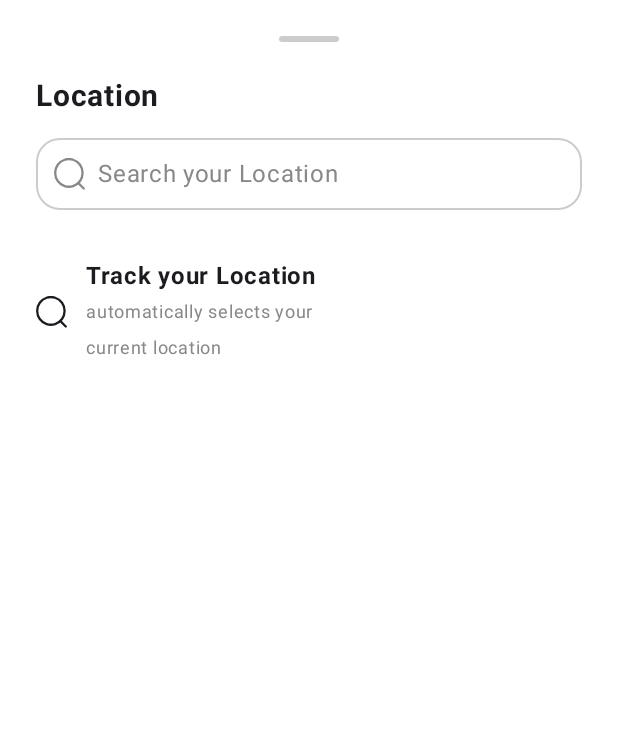
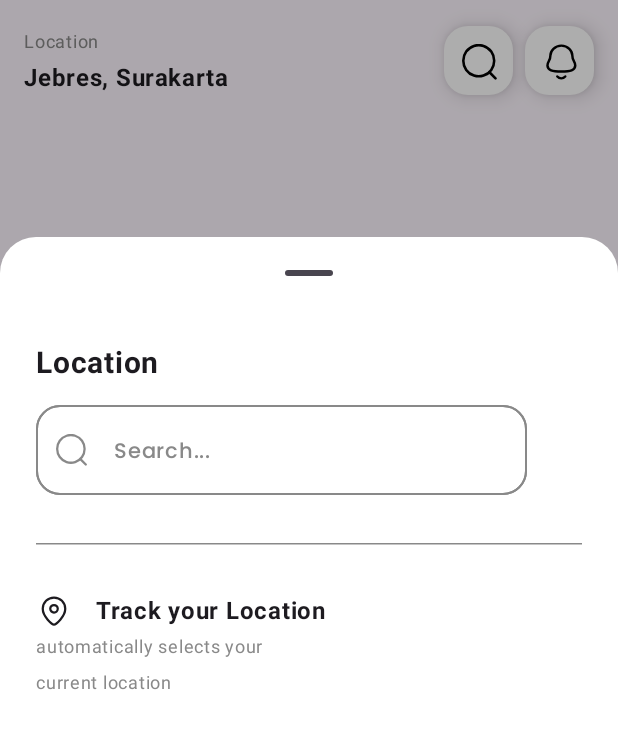
Before and after one commit to sofialaveihle/TP3-ORT-2025-Parcial, an Android app built with Jetpack Compose: the HomeScreen screen opened through its navigation route, after a tap on "Location", on a phone screen of 412 x 824 dp. Shown: the top 729 px of the screen. Run offline under Robolectric (Android 15) with nearby library versions, the phone set to English and light mode, and no system bars; our stand-ins replace Dagger/Hilt's generated code.

Commit message:
- Add location icon - Implement SearchBar composable - Integrate SearchBar and location selection bottom sheet in HomeScreen - Update MainViewModel to handle location selection and search text - Refactor LocationScreen to use MainViewModel and new SearchBar

```diff
--- a/app/src/main/java/ar/edu/ort/tp3_ort_2025_parcial/MainActivity.kt
+++ b/app/src/main/java/ar/edu/ort/tp3_ort_2025_parcial/MainActivity.kt
@@ -7,15 +7,16 @@ import androidx.activity.enableEdgeToEdge
 import androidx.compose.foundation.layout.padding
 import androidx.compose.material3.Scaffold
 import androidx.compose.ui.Modifier
+import androidx.lifecycle.viewmodel.compose.viewModel
 import androidx.navigation.compose.NavHost
 import androidx.navigation.compose.composable
 import androidx.navigation.compose.rememberNavController
 import ar.edu.ort.tp3_ort_2025_parcial.screen.login.Login
 import ar.edu.ort.tp3_ort_2025_parcial.screen.Screens
 import ar.edu.ort.tp3_ort_2025_parcial.screen.homepage.HomeScreen
-import ar.edu.ort.tp3_ort_2025_parcial.screen.homepage.LocationScreen
 import ar.edu.ort.tp3_ort_2025_parcial.screen.welcome.Welcome
 import ar.edu.ort.tp3_ort_2025_parcial.ui.theme.TP3ORT2025ParcialTheme
+import ar.edu.ort.tp3_ort_2025_parcial.viewmodel.MainViewModel
 
 class MainActivity : ComponentActivity() {
     override fun onCreate(savedInstanceState: Bundle?) {
@@ -24,6 +25,7 @@ class MainActivity : ComponentActivity() {
         setContent {
             TP3ORT2025ParcialTheme {
                 val navController = rememberNavController()
+                val mainViewModel: MainViewModel = viewModel()
                 Scaffold { innerPadding ->
                     NavHost(
                         modifier = Modifier.padding(innerPadding),
@@ -32,8 +34,7 @@ class MainActivity : ComponentActivity() {
                     ) {
                         composable(Screens.Welcome.screen) { Welcome(navController) }
                         composable(Screens.Login.screen) { Login(navController) }
-                        composable(Screens.Home.screen) { HomeScreen(navController) }
-                        composable(Screens.Location.screen) { LocationScreen() }
+                        composable(Screens.Home.screen) { HomeScreen(navController, mainViewModel) }
                     }
                 }
             }
--- /dev/null
+++ b/app/src/main/java/ar/edu/ort/tp3_ort_2025_parcial/component/entrydata/SearchBar.kt
@@ -0,0 +1,69 @@
+package ar.edu.ort.tp3_ort_2025_parcial.component.entrydata
+
+import androidx.compose.foundation.border
+import androidx.compose.foundation.layout.height
+import androidx.compose.foundation.layout.width
+import androidx.compose.foundation.shape.RoundedCornerShape
+import androidx.compose.material3.Icon
+import androidx.compose.material3.MaterialTheme
+import androidx.compose.material3.OutlinedTextField
+import androidx.compose.material3.OutlinedTextFieldDefaults
+import androidx.compose.material3.Text
+import androidx.compose.runtime.Composable
+import androidx.compose.ui.Modifier
+import androidx.compose.ui.graphics.painter.Painter
+import androidx.compose.ui.unit.dp
+import ar.edu.ort.tp3_ort_2025_parcial.ui.theme.Gray
+import ar.edu.ort.tp3_ort_2025_parcial.ui.theme.Red
+import ar.edu.ort.tp3_ort_2025_parcial.ui.theme.White
+
+@Composable
+fun MySearchBar(
+    placeHolder: String,
+    value: String,
+    onValueChange: (String) -> Unit,
+    image: Painter
+) {
+
+    OutlinedTextField(
+        value = value,
+        onValueChange = onValueChange,
+        singleLine = true,
+        leadingIcon = {
+            Icon(
+                painter = image,
+                contentDescription = null,
+                tint = Gray
+            )
+        },
+        placeholder = {
+            Text(
+                placeHolder,
+                style = MaterialTheme.typography.labelMedium
+            )
+        },
+        modifier = Modifier
+            .width(327.dp)
+            .height(60.dp)
+            .border(
+                width = 1.dp,
+                color = Gray,
+                shape = RoundedCornerShape(16.dp)
+            ),
+        textStyle = MaterialTheme.typography.labelMedium,
+        shape = RoundedCornerShape(16.dp),
+        colors = OutlinedTextFieldDefaults.colors(
+            focusedBorderColor = Gray,
+            unfocusedBorderColor = Gray,
+            focusedContainerColor = White,
+            unfocusedContainerColor = White,
+            focusedPlaceholderColor = Gray,
+            unfocusedPlaceholderColor = Gray,
+            focusedTextColor = Gray,
+            unfocusedTextColor = Gray,
+            cursorColor = Gray,
+            errorPlaceholderColor = Red,
+            errorBorderColor = Red,
+        )
+    )
+}
--- a/app/src/main/java/ar/edu/ort/tp3_ort_2025_parcial/screen/homepage/Home.kt
+++ b/app/src/main/java/ar/edu/ort/tp3_ort_2025_parcial/screen/homepage/Home.kt
@@ -1,12 +1,19 @@
 package ar.edu.ort.tp3_ort_2025_parcial.screen.homepage
 
+import android.annotation.SuppressLint
 import androidx.compose.foundation.clickable
 import androidx.compose.foundation.layout.Arrangement
+import androidx.compose.foundation.layout.Box
 import androidx.compose.foundation.layout.Column
 import androidx.compose.foundation.layout.Row
 import androidx.compose.foundation.layout.fillMaxWidth
+import androidx.compose.foundation.layout.height
 import androidx.compose.foundation.layout.padding
+import androidx.compose.foundation.shape.RoundedCornerShape
+import androidx.compose.material3.ExperimentalMaterial3Api
+import androidx.compose.material3.ModalBottomSheet
 import androidx.compose.material3.Text
+import androidx.compose.material3.rememberModalBottomSheetState
 import androidx.compose.runtime.Composable
 import androidx.compose.ui.Alignment
 import androidx.compose.ui.Modifier
@@ -17,13 +24,45 @@ import androidx.compose.ui.unit.sp
 import androidx.navigation.NavController
 import ar.edu.ort.tp3_ort_2025_parcial.R
 import ar.edu.ort.tp3_ort_2025_parcial.component.button.Button4
+import ar.edu.ort.tp3_ort_2025_parcial.ui.theme.Gray
+import ar.edu.ort.tp3_ort_2025_parcial.viewmodel.MainViewModel
+import androidx.compose.runtime.getValue
+import ar.edu.ort.tp3_ort_2025_parcial.ui.theme.White
+import androidx.compose.ui.platform.LocalConfiguration
 import ar.edu.ort.tp3_ort_2025_parcial.screen.Screens
-import ar.edu.ort.tp3_ort_2025_parcial.ui.theme.Gray
 
+
+@SuppressLint("ConfigurationScreenWidthHeight")
+@OptIn(ExperimentalMaterial3Api::class)
 @Composable
 fun HomeScreen(
-    navController: NavController
+    navController: NavController,
+    viewModel: MainViewModel
 ) {
+
+    val sheetState = rememberModalBottomSheetState(skipPartiallyExpanded = true)
+    val isSheetOpen by viewModel.isSheetOpen
+    val selectedLocation by viewModel.selectedLocation
+
+    if (isSheetOpen) {
+        ModalBottomSheet(
+            onDismissRequest = { viewModel.closeSheet() },
+            sheetState = sheetState,
+            containerColor = White,
+            shape = RoundedCornerShape(topStart = 24.dp, topEnd = 24.dp)
+        ) {
+            val screenHeight = LocalConfiguration.current.screenHeightDp.dp
+            Box(
+                modifier = Modifier.height(screenHeight * 0.75f)
+            ) {
+                Location(
+                    onLocationSelected = viewModel::updateLocation,
+                    viewModel = viewModel
+                )
+            }
+        }
+    }
+
     Column(
         modifier = Modifier.padding(16.dp)
     ) {
@@ -33,8 +72,7 @@ fun HomeScreen(
             verticalAlignment = Alignment.CenterVertically
         ) {
             Column(
-                modifier = Modifier
-                    .clickable { navController.navigate(Screens.Location.screen) }
+                modifier = Modifier.clickable { viewModel.openSheet() }
             ) {
                 Text(
                     text = "Location",
@@ -42,7 +80,7 @@ fun HomeScreen(
                     fontSize = 12.sp
                 )
                 Text(
-                    text = "Jebres, Surakarta",
+                    text = selectedLocation,
                     fontSize = 16.sp,
                     fontWeight = FontWeight.Bold
                 )
@@ -51,14 +89,13 @@ fun HomeScreen(
             Row(horizontalArrangement = Arrangement.spacedBy(8.dp)) {
                 Button4(
                     image = painterResource(id = R.drawable.search_icon),
-                    onClick = {}
+                    onClick = { navController.navigate(Screens.Home.screen) }
                 )
                 Button4(
                     image = painterResource(id = R.drawable.notification_icon),
-                    onClick = {}
+                    onClick = { navController.navigate(Screens.Home.screen) }
                 )
             }
         }
-
     }
 }
--- a/app/src/main/java/ar/edu/ort/tp3_ort_2025_parcial/screen/homepage/Location.kt
+++ b/app/src/main/java/ar/edu/ort/tp3_ort_2025_parcial/screen/homepage/Location.kt
@@ -1,89 +1,81 @@
 package ar.edu.ort.tp3_ort_2025_parcial.screen.homepage
 
-import androidx.compose.foundation.BorderStroke
-import androidx.compose.foundation.background
-import androidx.compose.foundation.layout.Box
+import androidx.compose.foundation.clickable
+import androidx.compose.foundation.layout.Arrangement
 import androidx.compose.foundation.layout.Column
 import androidx.compose.foundation.layout.Row
 import androidx.compose.foundation.layout.Spacer
-import androidx.compose.foundation.layout.fillMaxSize
 import androidx.compose.foundation.layout.fillMaxWidth
 import androidx.compose.foundation.layout.height
 import androidx.compose.foundation.layout.padding
-import androidx.compose.foundation.layout.size
 import androidx.compose.foundation.layout.width
-import androidx.compose.foundation.shape.RoundedCornerShape
+import androidx.compose.material3.Divider
+import androidx.compose.material3.HorizontalDivider
 import androidx.compose.material3.Icon
-import androidx.compose.material3.Surface
 import androidx.compose.material3.Text
 import androidx.compose.runtime.Composable
+import androidx.compose.runtime.collectAsState
+import androidx.compose.runtime.getValue
 import androidx.compose.ui.Alignment
 import androidx.compose.ui.Modifier
-import androidx.compose.ui.graphics.Color
 import androidx.compose.ui.res.painterResource
 import androidx.compose.ui.text.font.FontWeight
 import androidx.compose.ui.unit.dp
 import androidx.compose.ui.unit.sp
 import ar.edu.ort.tp3_ort_2025_parcial.R
-import ar.edu.ort.tp3_ort_2025_parcial.ui.theme.White
+import ar.edu.ort.tp3_ort_2025_parcial.component.entrydata.MySearchBar
+import ar.edu.ort.tp3_ort_2025_parcial.ui.theme.Gray
+import ar.edu.ort.tp3_ort_2025_parcial.viewmodel.MainViewModel
 
 @Composable
-fun LocationScreen() {
-    Column(
-        modifier = Modifier
-            .fillMaxSize()
-            .background(White)
-            .padding(24.dp)
-    ) {
-        // Indicador superior
-        Box(
-            modifier = Modifier
-                .align(Alignment.CenterHorizontally)
-                .size(width = 40.dp, height = 4.dp)
-                .background(Color.LightGray, shape = RoundedCornerShape(2.dp))
-        )
+fun Location(
+    onLocationSelected: (String) -> Unit,
+    viewModel: MainViewModel
+) {
+    val searchText by viewModel.searchText.collectAsState()
 
-        Spacer(modifier = Modifier.height(24.dp))
+    Column(modifier = Modifier.padding(24.dp)) {
 
         Text("Location", fontWeight = FontWeight.Bold, fontSize = 20.sp)
 
         Spacer(modifier = Modifier.height(16.dp))
 
-        // Search bar simulada
-        Surface(
-            shape = RoundedCornerShape(16.dp),
-            color = Color.White,
-            border = BorderStroke(1.dp, Color.LightGray),
-            modifier = Modifier.fillMaxWidth()
-        ) {
-            Row(
-                verticalAlignment = Alignment.CenterVertically,
-                modifier = Modifier.padding(12.dp)
-            ) {
-                Icon(
-                    painter = painterResource(id = R.drawable.search_icon),
-                    contentDescription = null,
-                    tint = Color.Gray
-                )
-                Spacer(modifier = Modifier.width(8.dp))
-                Text("Search your Location", color = Color.Gray)
-            }
-        }
+        MySearchBar(
+            placeHolder = "Search...",
+            value = searchText,
+            onValueChange = { viewModel.updateSearchText(it) },
+            image = painterResource(id = R.drawable.search_icon)
+        )
 
         Spacer(modifier = Modifier.height(32.dp))
 
-        // Opción de autolocalización
-        Row(verticalAlignment = Alignment.CenterVertically) {
-            Icon(
-                painter = painterResource(id = R.drawable.search_icon),
-                contentDescription = null
-            )
-            Spacer(modifier = Modifier.width(12.dp))
+        HorizontalDivider(
+            thickness = 1.dp,
+            color = Gray,
+            modifier = Modifier.fillMaxWidth()
+        )
+
+        Spacer(modifier = Modifier.height(32.dp))
+
+        // Opción de ubicación automática
+        Row(
+            verticalAlignment = Alignment.CenterVertically,
+            modifier = Modifier
+                .clickable { onLocationSelected("Current Location") }
+        ) {
             Column {
-                Text("Track your Location", fontWeight = FontWeight.Bold)
+                Row(
+                    horizontalArrangement = Arrangement.spacedBy(16.dp)
+                ) {
+                    Icon(
+                        painter = painterResource(id = R.drawable.location_icon),
+                        contentDescription = null
+                    )
+                    Text("Track your Location", fontWeight = FontWeight.Bold)
+                }
                 Text(
-                    "automatically selects your\ncurrent location",
-                    color = Color.Gray,
+                    text = "automatically selects your\ncurrent location",
+                    color = Gray,
                     fontSize = 12.sp
                 )
             }
--- a/app/src/main/java/ar/edu/ort/tp3_ort_2025_parcial/viewmodel/MainViewModel.kt
+++ b/app/src/main/java/ar/edu/ort/tp3_ort_2025_parcial/viewmodel/MainViewModel.kt
@@ -1,20 +1,43 @@
 package ar.edu.ort.tp3_ort_2025_parcial.viewmodel
 
+import androidx.compose.runtime.mutableStateOf
 import androidx.lifecycle.ViewModel
 import dagger.hilt.android.lifecycle.HiltViewModel
 import javax.inject.Inject
+import androidx.compose.runtime.State
+import kotlinx.coroutines.flow.MutableStateFlow
+import kotlinx.coroutines.flow.StateFlow
 
 @HiltViewModel
 class MainViewModel @Inject constructor(
     //private val getQuotesUseCase: GetServiceQuotes
 ) : ViewModel() {
 
-    //Definir atributos que manejan cambios de estados
-    //Ejemplo: var Quote = mutableStateOf(value = "")
+    // Homepage
+    private val _isSheetOpen = mutableStateOf(false)
+    val isSheetOpen: State<Boolean> = _isSheetOpen
 
-    //Crear funciones que manejen los cambios de estados
+    private val _selectedLocation = mutableStateOf("Jebres, Surakarta")
+    val selectedLocation: State<String> = _selectedLocation
 
-    //ViewModel --> GetServiceName --> NameRetrofit
+    fun openSheet() {
+        _isSheetOpen.value = true
+    }
 
+    fun closeSheet() {
+        _isSheetOpen.value = false
+    }
 
+    fun updateLocation(newLocation: String) {
+        _selectedLocation.value = newLocation
+        closeSheet()
+    }
+
+    // Search Bar
+    private val _searchText = MutableStateFlow("")
+    val searchText: StateFlow<String> = _searchText
+
+    fun updateSearchText(newText: String) {
+        _searchText.value = newText
+    }
 }
--- /dev/null
+++ b/app/src/main/res/drawable/location_icon.xml
@@ -0,0 +1,22 @@
+<vector xmlns:android="http://schemas.android.com/apk/res/android"
+    android:width="24dp"
+    android:height="24dp"
+    android:viewportWidth="24"
+    android:viewportHeight="24">
+  <path
+      android:pathData="M14.5,10.5C14.5,9.119 13.381,8 12,8C10.619,8 9.5,9.119 9.5,10.5C9.5,11.881 10.619,13 12,13C13.381,13 14.5,11.881 14.5,10.5Z"
+      android:strokeLineJoin="round"
+      android:strokeWidth="1.5"
+      android:fillColor="#00000000"
+      android:fillType="evenOdd"
+      android:strokeColor="#000000"
+      android:strokeLineCap="round"/>
+  <path
+      android:pathData="M12,21C10.801,21 4.5,15.898 4.5,10.563C4.5,6.387 7.857,3 12,3C16.142,3 19.5,6.387 19.5,10.563C19.5,15.898 13.198,21 12,21Z"
+      android:strokeLineJoin="round"
+      android:strokeWidth="1.5"
+      android:fillColor="#00000000"
+      android:fillType="evenOdd"
+      android:strokeColor="#000000"
+      android:strokeLineCap="round"/>
+</vector>
```
